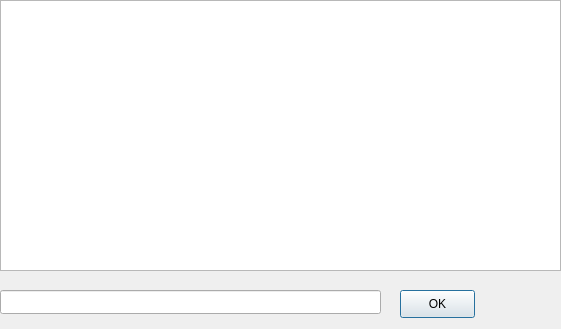
Old version of the form charcorba-c++/Client/ui/dialog_window.ui in the repository erz/charcorba.
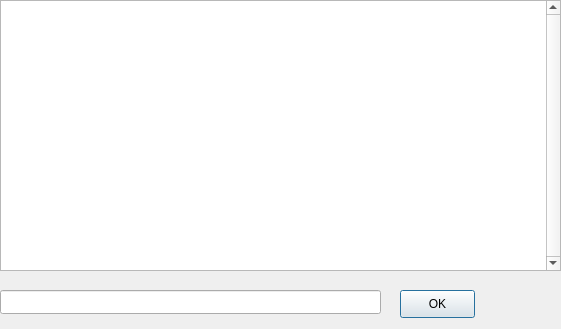
New version of the form.

What changed in the file:
```diff
--- a/charcorba-c++/Client/ui/dialog_window.ui
+++ b/charcorba-c++/Client/ui/dialog_window.ui
@@ -24,6 +24,9 @@
    <layout class="QVBoxLayout" >
     <item>
      <widget class="QTextEdit" name="textEdit" >
+      <property name="verticalScrollBarPolicy" >
+       <enum>Qt::ScrollBarAlwaysOn</enum>
+      </property>
       <property name="readOnly" >
        <bool>true</bool>
       </property>
```
Left out of the diff: 3 changed lines with no effect on the pictures.
